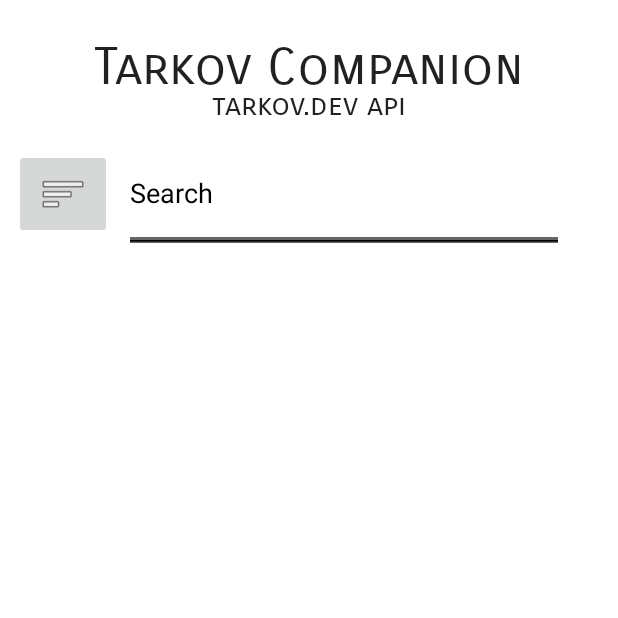
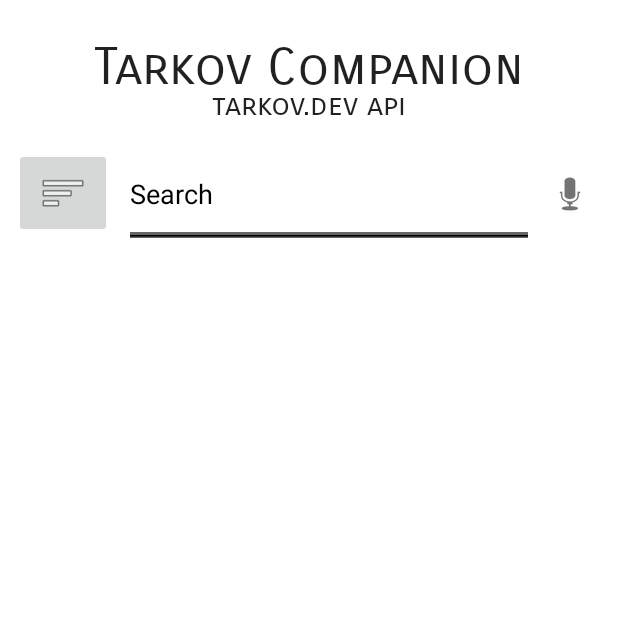
Before and after one commit to oskarklear/Tarkov_Companion, an Android app: the screen it shows after launch (MainActivity), on a phone screen of 412 x 824 dp, the top half of it. Run offline under Robolectric (Android 15) with nearby library versions, the phone set to English and light mode, and no system bars; our stand-ins replace Room's generated code; 2 statements that could not run were skipped.

Commit message:
Tweaks and cleanup

```diff
--- a/app/src/main/java/com/tarkovcompanion/app/MainActivity.java
+++ b/app/src/main/java/com/tarkovcompanion/app/MainActivity.java
@@ -10,7 +10,6 @@ import androidx.fragment.app.FragmentTransaction;
 
 public class MainActivity extends AppCompatActivity {
 
-
     public void switchContent(int id, Fragment fragment) {
         FragmentTransaction ft = getSupportFragmentManager().beginTransaction();
         ft.replace(id, fragment);
@@ -18,21 +17,17 @@ public class MainActivity extends AppCompatActivity {
         ft.commit();
     }
 
-
-
     @Override
     protected void onCreate(Bundle savedInstanceState) {
         super.onCreate(savedInstanceState);
         setContentView(R.layout.activity_main);
         Log.i("Activity State", "onCreate");
-
     }
 
     @Override
     protected void onStart() {
         super.onStart();
         Log.i("Activity State", "onStart");
-
     }
 
     @Override
--- a/app/src/main/java/com/tarkovcompanion/app/MainFragment.java
+++ b/app/src/main/java/com/tarkovcompanion/app/MainFragment.java
@@ -10,6 +10,7 @@ import android.util.Log;
 import androidx.annotation.Nullable;
 import androidx.appcompat.widget.AppCompatImageButton;
 import androidx.fragment.app.Fragment;
+import androidx.fragment.app.FragmentActivity;
 import androidx.fragment.app.FragmentTransaction;
 import androidx.lifecycle.Observer;
 import androidx.lifecycle.ViewModelProvider;
@@ -43,35 +44,18 @@ public class MainFragment extends Fragment
     private RecyclerView recyclerView;
     private ItemAdapter adapter;
     private SearchAdapter autoCompleteAdapter;
-    private ArrayList<Item> itemList;
-    private Activity activity;
+    private FragmentActivity activity;
     private Context context;
 
     public MainFragment() {
         // Required empty public constructor
     }
 
-    /**
-     * Use this factory method to create a new instance of
-     * this fragment using the provided parameters.
-     *
-     * @param param1 Parameter 1.
-     * @param param2 Parameter 2.
-     * @return A new instance of fragment MainFragment.
-     */
-    // TODO: Rename and change types and number of parameters
-    public static MainFragment newInstance(String param1, String param2) {
-        MainFragment fragment = new MainFragment();
-
-        return fragment;
-    }
-
-
     @Override
     public void onCreate(Bundle savedInstanceState) {
         super.onCreate(savedInstanceState);
         context = requireContext();
-        activity =  requireActivity();
+        activity = requireActivity();
         itemViewModel = new ViewModelProvider((ViewModelStoreOwner) activity)
                 .get(ItemViewModel.class);
         searchViewModel = new ViewModelProvider((ViewModelStoreOwner) activity)
@@ -85,7 +69,7 @@ public class MainFragment extends Fragment
         //Log.i("Fragment State", "onCreateView() called");
         View view = inflater.inflate(R.layout.fragment_main, container, false);
         setHasOptionsMenu(true);
-        getActivity().getWindow().setSoftInputMode(WindowManager.LayoutParams.SOFT_INPUT_ADJUST_PAN);
+        activity.getWindow().setSoftInputMode(WindowManager.LayoutParams.SOFT_INPUT_ADJUST_PAN);
         recyclerView = (RecyclerView) view.findViewById(R.id.recyclerView);
         recyclerView.setLayoutManager( new LinearLayoutManager(this.getContext()));
         adapter = new ItemAdapter(context);
@@ -102,25 +86,7 @@ public class MainFragment extends Fragment
         searchView.setAdapter(autoCompleteAdapter);
         autoCompleteAdapter.setSearchBarTextView(searchView);
         TextView historyItem = view.findViewById(R.id.list_item_x_button);
-        AppCompatImageButton menuButton = view.findViewById(R.id.imageButton2);
-        menuButton.setOnClickListener(new View.OnClickListener() {
-            @Override
-            public void onClick(View v) {
-                FragmentTransaction fragmentTransaction = getActivity()
-                        .getSupportFragmentManager().beginTransaction();
-                fragmentTransaction.replace(R.id.fragmentContainerView, new FavoritesPage());
-                fragmentTransaction.addToBackStack(null);
-                fragmentTransaction.commit();
-            }
-        });
-        if (historyItem != null) {
-            historyItem.setOnClickListener(new View.OnClickListener() {
-                @Override
-                public void onClick(View v) {
-                    searchView.setText(historyItem.getText().toString());
-                }
-            });
-        }
+        AppCompatImageButton menuButton = view.findViewById(R.id.imageButton);
         itemViewModel.getItemLiveData().observe(getViewLifecycleOwner(), new Observer<List<Item>>() {
             @Override
             public void onChanged(List<Item> items) {
@@ -142,7 +108,16 @@ public class MainFragment extends Fragment
                 }
             }
         });
-
+        menuButton.setOnClickListener(new View.OnClickListener() {
+            @Override
+            public void onClick(View v) {
+                FragmentTransaction fragmentTransaction = requireActivity()
+                        .getSupportFragmentManager().beginTransaction();
+                fragmentTransaction.replace(R.id.fragmentContainerView, new FavoritesPage());
+                fragmentTransaction.addToBackStack(null);
+                fragmentTransaction.commit();
+            }
+        });
         searchView.setOnFocusChangeListener(new View.OnFocusChangeListener() {
             @Override
             public void onFocusChange(View view, boolean hasFocus) {
@@ -181,32 +156,8 @@ public class MainFragment extends Fragment
                 return true;
             }
         });
-        searchView.setOnItemClickListener(new AdapterView.OnItemClickListener() {
-            @Override
-            public void onItemClick(AdapterView<?> adapterView, View view, int i, long l) {
-
-            }
-        });
-        searchView.addTextChangedListener(new TextWatcher() {
-            @Override
-            public void beforeTextChanged(CharSequence charSequence, int start, int count, int before) {
-
-            }
-
-            @Override
-            public void onTextChanged(CharSequence charSequence, int start, int before, int count) {
-                //autoCompleteAdapter.getFilter()
-            }
-
-            @Override
-            public void afterTextChanged(Editable editable) {
-
-            }
-        });
-
 
     }
-
 
     @Override
     public void onStart() {
--- a/app/src/main/res/layout/fragment_main.xml
+++ b/app/src/main/res/layout/fragment_main.xml
@@ -49,7 +49,7 @@
         app:layout_constraintStart_toStartOf="parent" />
 
     <ImageButton
-        android:id="@+id/imageButton2"
+        android:id="@+id/imageButton"
         android:layout_width="65dp"
         android:layout_height="60dp"
         android:layout_marginEnd="8dp"
@@ -57,14 +57,14 @@
         app:layout_constraintBottom_toBottomOf="@+id/searchView"
         app:layout_constraintEnd_toStartOf="@+id/searchView"
         app:layout_constraintTop_toTopOf="@+id/searchView"
-        app:layout_constraintVertical_bias="0.526" />
+        app:layout_constraintVertical_bias="0.437" />
 
     <androidx.appcompat.widget.AppCompatAutoCompleteTextView
         android:id="@+id/searchView"
-        android:layout_width="293dp"
-        android:layout_height="79dp"
+        android:layout_width="273dp"
+        android:layout_height="72dp"
         android:layout_marginTop="84dp"
-        android:layout_marginEnd="36dp"
+        android:layout_marginEnd="56dp"
         android:backgroundTintMode="screen"
         android:completionHintView="@layout/list_item_x_button"
         android:dropDownWidth="wrap_content"
@@ -79,7 +79,17 @@
         app:layout_constraintBottom_toBottomOf="parent"
         app:layout_constraintEnd_toEndOf="parent"
         app:layout_constraintTop_toTopOf="parent"
-        app:layout_constraintVertical_bias="0.008" />
+        app:layout_constraintVertical_bias="0.014" />
+
+    <ImageView
+        android:id="@+id/microphoneView"
+        android:layout_width="wrap_content"
+        android:layout_height="wrap_content"
+        android:layout_marginStart="8dp"
+        android:src="@android:drawable/ic_btn_speak_now"
+        app:layout_constraintBottom_toBottomOf="@+id/searchView"
+        app:layout_constraintStart_toEndOf="@+id/searchView"
+        app:layout_constraintTop_toTopOf="@+id/searchView" />
 
 
 </androidx.constraintlayout.widget.ConstraintLayout>
```
Also changed, not shown: app/src/main/java/com/tarkovcompanion/app/DetailedItem.java (+1 -28 lines), app/src/main/java/com/tarkovcompanion/app/FavoritesPage.java (+3 -18 lines).
